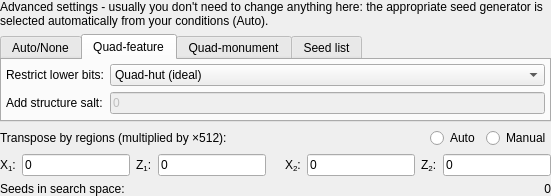
This is src/formgen48.ui in DUzzL/Seed-Atlas as Qt 5 draws it before an edit. The edited form follows.
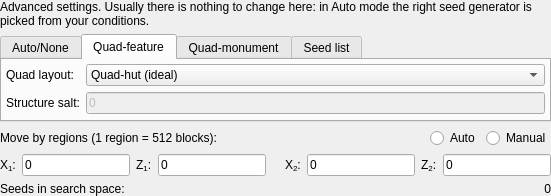
This is the edited form. The open tabs and pages were chosen to show the change. Custom widgets are drawn as their Qt base class.

Commit message:
Seed Atlas: redesign, End portals, Amplified, datapack worlds and MCP server
- Redesigned interface.
- End Portals tool: stronghold portals and their eyes, with a 12-eye seed
  search on CPU and GPU.
- World type Amplified (1.18+) with real terrain heights.
- Datapack worlds: load data packs or mod jars and get the biome map,
  structures, heights, Nether and End, seed search and analyses computed
  locally (1.18.2 to 26.3).
- MCP server (seed-atlas --mcp) for AI clients, with rights set in the
  settings.
- Reference data from real vanilla servers and tests for all of the above.

Diff of the .ui file:
```diff
--- a/src/formgen48.ui
+++ b/src/formgen48.ui
@@ -42,7 +42,7 @@
       <item row="0" column="0" colspan="2">
        <widget class="QLabel" name="labelGen48Note">
         <property name="text">
-         <string>Advanced settings - usually you don't need to change anything here: the appropriate seed generator is selected automatically from your conditions (Auto).</string>
+         <string>Advanced settings. Usually there is nothing to change here: in Auto mode the right seed generator is picked from your conditions.</string>
         </property>
         <property name="wordWrap">
          <bool>true</bool>
@@ -110,7 +110,7 @@
              <string>Value (such as a structure salt) added to the 48-bit seeds</string>
             </property>
             <property name="text">
-             <string>Add structure salt:</string>
+             <string>Structure salt:</string>
             </property>
            </widget>
           </item>
@@ -131,7 +131,7 @@
 Applies only to feature-structures of region-size = 32 and chunk-gap = 8, in particular swamp-huts</string>
             </property>
             <property name="text">
-             <string>Restrict lower bits:</string>
+             <string>Quad layout:</string>
             </property>
            </widget>
           </item>
@@ -303,7 +303,7 @@
          <item row="0" column="0">
           <widget class="QLabel" name="labelTranspose">
            <property name="text">
-            <string>Transpose by regions (multiplied by ×512):</string>
+            <string>Move by regions (1 region = 512 blocks):</string>
            </property>
           </widget>
          </item>
```
Left out of the diff: 25 changed lines with no effect on the pictures. The commit also changes 735 other files.
